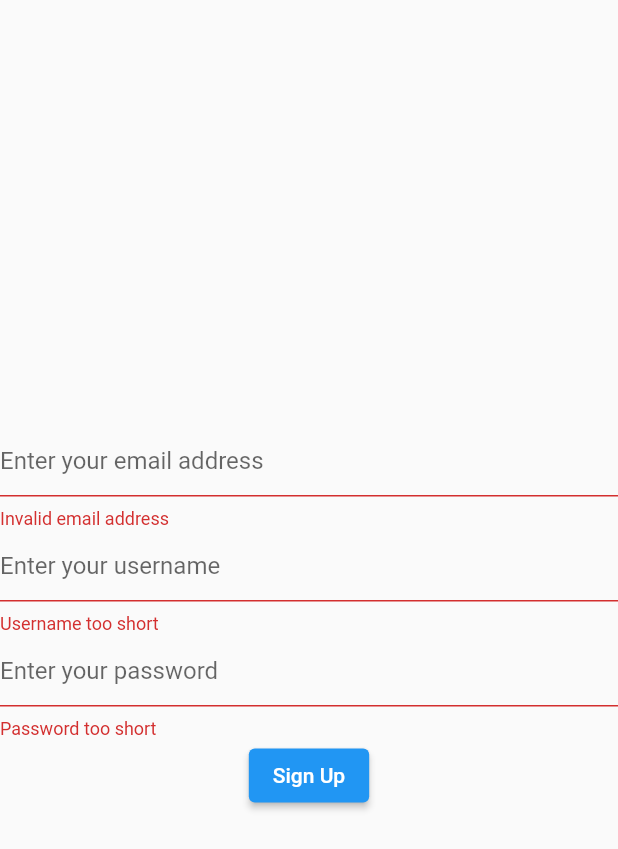
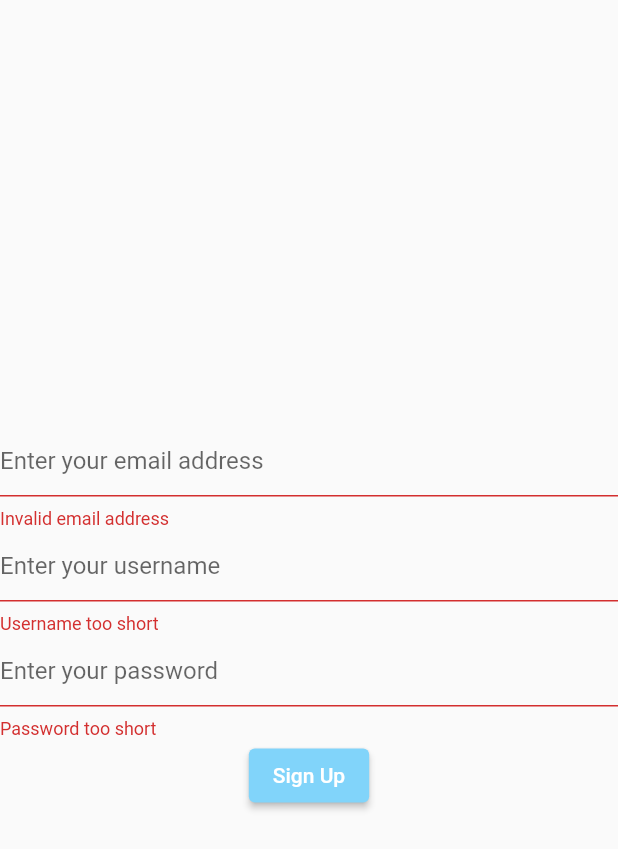
Before and after one commit to finkmoritz/flutter-amplify-social-media-app, a Flutter app: the SignUpForm widget shown alone on an empty page, opened directly, after a tap on "Sign Up", on a phone screen of 412 x 824 dp. Shown: the top 849 px of the screen. Run offline on Flutter 3.47's test engine with Material 2 defaults, Android fonts, the phone set to English and light mode, and no system bars; missing offline and left inert: amplify_auth_cognito, amplify_flutter, steps.

Commit message:
Setup SignUpPage with Steps to mirror sign up flow

```diff
--- /dev/null
+++ b/lib/pages/login/sign_up/sign_up_form.dart
@@ -0,0 +1,94 @@
+import 'package:amplify_auth_cognito/amplify_auth_cognito.dart';
+import 'package:flutter/material.dart';
+import 'package:social_media_app/services/login_service.dart';
+
+class SignUpForm extends StatefulWidget {
+  final TextEditingController usernameController;
+
+  const SignUpForm({Key key, this.usernameController}) : super(key: key);
+
+  @override
+  _SignUpFormState createState() => _SignUpFormState();
+}
+
+class _SignUpFormState extends State<SignUpForm> {
+  final _formKey = GlobalKey<FormState>();
+  final emailController = TextEditingController();
+  final passwordController = TextEditingController();
+  final _emailRegEx = RegExp(r"^[a-zA-Z0-9.a-zA-Z0-9.!#$%&'*+-/=?^_`{|}~]+@[a-zA-Z0-9]+\.[a-zA-Z]+");
+
+  @override
+  void dispose() {
+    emailController.dispose();
+    passwordController.dispose();
+    super.dispose();
+  }
+
+  @override
+  Widget build(BuildContext context) {
+    return Form(
+      key: _formKey,
+      child: Column(
+        mainAxisAlignment: MainAxisAlignment.center,
+        children: [
+          TextFormField(
+            controller: emailController,
+            validator: (value) {
+              if(!_emailRegEx.hasMatch(value)) {
+                return 'Invalid email address';
+              }
+              return null;
+            },
+            decoration: InputDecoration(
+                hintText: 'Enter your email address'
+            ),
+          ),
+          TextFormField(
+            controller: widget.usernameController,
+            validator: (value) {
+              if (value.length < 5) {
+                return 'Username too short';
+              }
+              return null;
+            },
+            decoration: InputDecoration(hintText: 'Enter your username'),
+          ),
+          TextFormField(
+            controller: passwordController,
+            obscureText: true,
+            validator: (value) {
+              if(value.length < 5) {
+                return 'Password too short';
+              }
+              return null;
+            },
+            decoration: InputDecoration(
+                hintText: 'Enter your password'
+            ),
+          ),
+          ElevatedButton(
+            child: Text('Sign Up'),
+            style: ElevatedButton.styleFrom(
+              primary: Colors.lightBlue.shade200,
+              onPrimary: Colors.white,
+            ),
+            onPressed: () {
+              if (_formKey.currentState.validate()) {
+                try {
+                  LoginService.signUp(
+                    email: emailController.text.trim(),
+                    username: widget.usernameController.text.trim(),
+                    password: passwordController.text.trim(),
+                  );
+                } on AuthException catch (e) {
+                  ScaffoldMessenger.of(context)
+                      .showSnackBar(SnackBar(content: Text(e.message)));
+                }
+              }
+            },
+          ),
+        ],
+      ),
+    );
+  }
+}
--- a/lib/pages/login/sign_up_form.dart
+++ /dev/null
@@ -1,82 +0,0 @@
-import 'package:flutter/material.dart';
-
-class SignUpForm extends StatefulWidget {
-  @override
-  _SignUpFormState createState() => _SignUpFormState();
-}
-
-class _SignUpFormState extends State<SignUpForm> {
-  final _formKey = GlobalKey<FormState>();
-  final emailController = TextEditingController();
-  final usernameController = TextEditingController();
-  final passwordController = TextEditingController();
-  final _emailRegEx = RegExp(r"^[a-zA-Z0-9.a-zA-Z0-9.!#$%&'*+-/=?^_`{|}~]+@[a-zA-Z0-9]+\.[a-zA-Z]+");
-
-  @override
-  void dispose() {
-    emailController.dispose();
-    usernameController.dispose();
-    passwordController.dispose();
-    super.dispose();
-  }
-
-  @override
-  Widget build(BuildContext context) {
-    return Form(
-      key: _formKey,
-        child: Column(
-          mainAxisAlignment: MainAxisAlignment.center,
-          children: [
-            TextFormField(
-              controller: emailController,
-              validator: (value) {
-                if(!_emailRegEx.hasMatch(value)) {
-                  return 'Invalid email address';
-                }
-                return null;
-              },
-              decoration: InputDecoration(
-                hintText: 'Enter your email address'
-              ),
-            ),
-            TextFormField(
-              controller: usernameController,
-              validator: (value) {
-                if(value.length < 5) {
-                  return 'Username too short';
-                }
-                return null;
-              },
-              decoration: InputDecoration(
-                  hintText: 'Enter your username'
-              ),
-            ),
-            TextFormField(
-              controller: passwordController,
-              obscureText: true,
-              validator: (value) {
-                if(value.length < 5) {
-                  return 'Password too short';
-                }
-                return null;
-              },
-              decoration: InputDecoration(
-                  hintText: 'Enter your password'
-              ),
-            ),
-            ElevatedButton(
-              child: Text('Sign Up'),
-              onPressed: () {
-                if(_formKey.currentState.validate()) {
-                  print('Email: ${emailController.text}');
-                  print('Username: ${usernameController.text}');
-                  print('Password: ${passwordController.text}');
-                  Navigator.pushNamed(context, '/home');
-                }
-              },
-            ),
-          ],
-        ),
-    );
-  }
-}
--- a/pubspec.yaml
+++ b/pubspec.yaml
@@ -27,6 +27,7 @@ dependencies:
   cupertino_icons: ^1.0.2
   amplify_flutter: '<1.0.0'
   amplify_auth_cognito: '<1.0.0'
+  steps: ^1.0.1
 
 dev_dependencies:
   flutter_test:
```
Also changed, not shown: lib/my_app.dart (+6 -14 lines), lib/pages/login/sign_in/sign_in_page.dart (renamed from lib/pages/login/login_page.dart, +4 -8 lines), lib/pages/login/sign_up/sign_up_confirmation_form.dart (added, +74 -0 lines), lib/pages/login/sign_up/sign_up_page.dart (added, +61 -0 lines), lib/services/login_service.dart (added, +20 -0 lines), lib/pages/login/sign_in/sign_in_form.dart (renamed from lib/pages/login/sign_in_form.dart), pubspec.lock.
